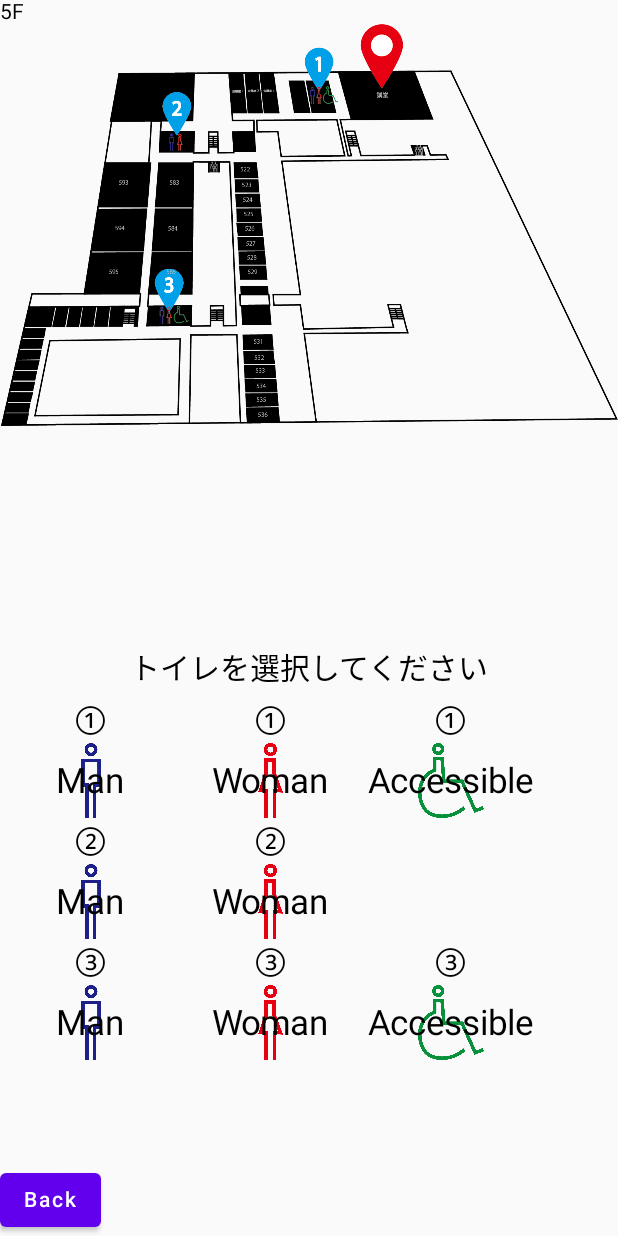
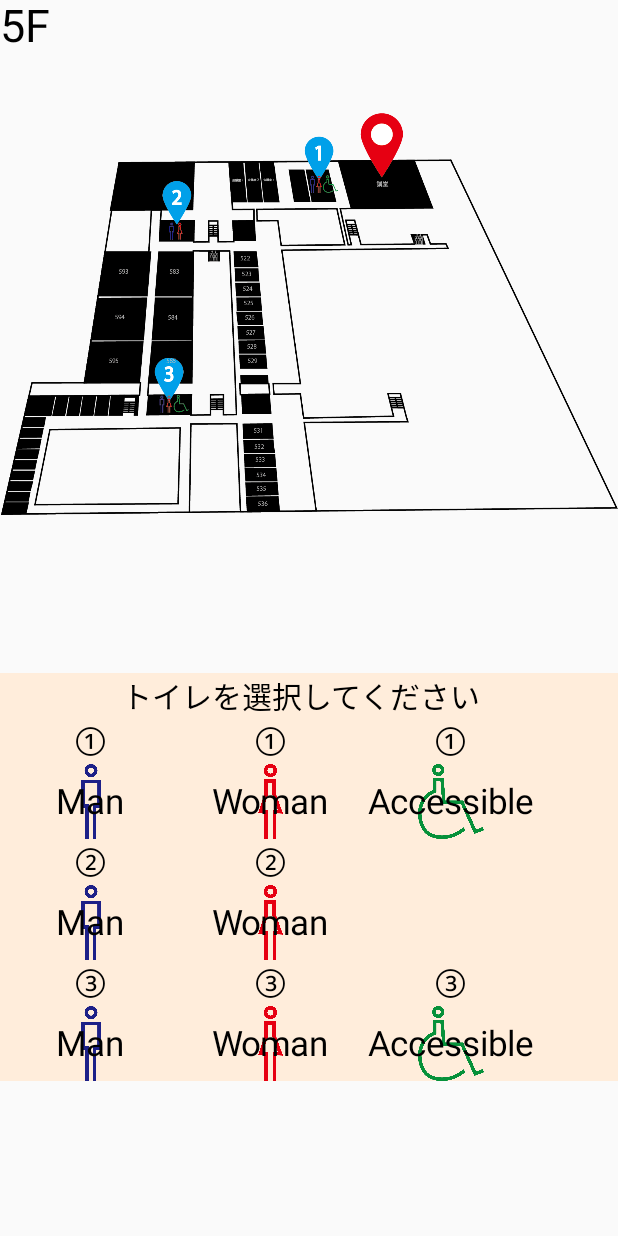
Before and after one commit to p2hacks2022/pre-team01, an Android app built with Jetpack Compose: the screen it shows after launch (MainActivity), after a tap on "5F", on a phone screen of 412 x 824 dp. Run offline under Robolectric (Android 15) with nearby library versions, the phone set to English and light mode, and no system bars.

Commit message:
toilet1screenfix2andmore

```diff
--- a/app/src/main/java/com/example/myapplication/EachStairScreen.kt
+++ b/app/src/main/java/com/example/myapplication/EachStairScreen.kt
@@ -3,6 +3,7 @@ package com.example.myapplication
 import IconButtonGender
 import IconButtonToilet
 import androidx.compose.foundation.Image
+import androidx.compose.foundation.background
 import androidx.compose.foundation.horizontalScroll
 import androidx.compose.foundation.layout.*
 import androidx.compose.material.Button
@@ -10,6 +11,7 @@ import androidx.compose.material.Text
 import androidx.compose.runtime.Composable
 import androidx.compose.ui.Alignment
 import androidx.compose.ui.Modifier
+import androidx.compose.ui.graphics.Color
 import androidx.compose.ui.res.painterResource
 import androidx.compose.ui.text.style.TextAlign
 import androidx.compose.ui.unit.dp
@@ -53,7 +55,7 @@ fun MainScreen(toNextScreen: (String) -> Unit = {}) {
         verticalArrangement = Arrangement.Bottom,
         horizontalAlignment = Alignment.CenterHorizontally
     ) {
-        IconButtonSample_rank(R.drawable.a, "rank") { toNextScreen("rank") }
+        IconButtonSample_rank(R.drawable.toileranking, "rank") { toNextScreen("rank") }
     }
 }
 
@@ -106,58 +108,97 @@ fun Screen5F(toNextScreen: (String) -> Unit = {}) {
         Modifier
             .fillMaxSize()
     ) {
-        Text(text = "5F")
-        ZoomImageSample()
+        Text(text = "5F", fontSize = 30.sp)
 
-
-        Row(
+        Box(
             modifier = Modifier
-                .padding(top = 145.dp)
-                .fillMaxWidth(),
-            horizontalArrangement = Arrangement.Center
-        ){
-            Text(text = "トイレを選択してください", fontSize = 20.sp)
+                .padding(top = 40.dp)
+        ) {
+            ZoomImageSample()
         }
 
         Row(
             modifier = Modifier
-                .padding(top = 5.dp)
-                .fillMaxWidth(),
-            //horizontalArrangement = Arrangement.SpaceEvenly
+                .padding(top = 105.dp)
+                .fillMaxWidth()
+                .background(Color(0xFFFFEDDB)),
+            horizontalArrangement = Arrangement.Center
         ) {
-
-            IconButtonGender(number = "①", gender = "Man", fontSize = fontSize, file = R.drawable.man){ toNextScreen("toilet1") }
-
-            IconButtonGender(number = "①", gender = "Woman", fontSize = fontSize, file = R.drawable.woman)
-            IconButtonGender(number = "①", gender = "Accessible", fontSize = fontSize, file = R.drawable.wheelchair_man)
+            Text(text = "トイレを選択してください", fontSize = 20.sp, modifier = Modifier.padding(end = 10.dp))
         }
 
         Row(
             modifier = Modifier
-                .fillMaxWidth(),
-            //horizontalArrangement = Arrangement.SpaceEvenly,
+                .fillMaxWidth()
+                .background(Color(0xFFFFEDDB))
+            //horizontalArrangement = Arrangement.SpaceEvenly
         ) {
-            IconButtonGender(number = "②", gender = "Man", fontSize = fontSize, file = R.drawable.man)
-            IconButtonGender(number = "②", gender = "Woman", fontSize = fontSize, file = R.drawable.woman)
+
+            IconButtonGender(
+                number = "①",
+                gender = "Man",
+                fontSize = fontSize,
+                file = R.drawable.man
+            ) { toNextScreen("toilet1") }
+
+            IconButtonGender(
+                number = "①",
+                gender = "Woman",
+                fontSize = fontSize,
+                file = R.drawable.woman
+            ){ toNextScreen("toilet2")}
+            IconButtonGender(
+                number = "①",
+                gender = "Accessible",
+                fontSize = fontSize,
+                file = R.drawable.wheelchair_man
+            )
         }
 
         Row(
             modifier = Modifier
-                .fillMaxWidth(),
+                .fillMaxWidth()
+                .background(Color(0xFFFFEDDB)),
             //horizontalArrangement = Arrangement.SpaceEvenly,
         ) {
-            IconButtonGender(number = "③", gender = "Man", fontSize = fontSize, file = R.drawable.man)
-            IconButtonGender(number = "③", gender = "Woman", fontSize = fontSize, file = R.drawable.woman)
-            IconButtonGender(number = "③", gender = "Accessible", fontSize = fontSize, file = R.drawable.wheelchair_man)
+            IconButtonGender(
+                number = "②",
+                gender = "Man",
+                fontSize = fontSize,
+                file = R.drawable.man
+            )
+            IconButtonGender(
+                number = "②",
+                gender = "Woman",
+                fontSize = fontSize,
+                file = R.drawable.woman
+            )
         }
-    }
 
-    Column(
-        modifier = Modifier.fillMaxSize(),
-        verticalArrangement = Arrangement.Bottom
-    ) {
-        Button(onClick = { toNextScreen}) {
-            Text(text = "Back")
+        Row(
+            modifier = Modifier
+                .fillMaxWidth()
+                .background(Color(0xFFFFEDDB)),
+            //horizontalArrangement = Arrangement.SpaceEvenly,
+        ) {
+            IconButtonGender(
+                number = "③",
+                gender = "Man",
+                fontSize = fontSize,
+                file = R.drawable.man
+            )
+            IconButtonGender(
+                number = "③",
+                gender = "Woman",
+                fontSize = fontSize,
+                file = R.drawable.woman
+            )
+            IconButtonGender(
+                number = "③",
+                gender = "Accessible",
+                fontSize = fontSize,
+                file = R.drawable.wheelchair_man
+            )
         }
     }
 }
--- a/app/src/main/java/com/example/myapplication/IconButton.kt
+++ b/app/src/main/java/com/example/myapplication/IconButton.kt
@@ -1,13 +1,16 @@
 package com.example.myapplication.ui.theme
 
 import androidx.compose.foundation.Image
-import androidx.compose.foundation.layout.height
-import androidx.compose.foundation.layout.padding
-import androidx.compose.foundation.layout.size
-import androidx.compose.foundation.layout.width
+import androidx.compose.foundation.background
+import androidx.compose.foundation.border
+import androidx.compose.foundation.layout.*
+import androidx.compose.foundation.shape.RoundedCornerShape
 import androidx.compose.material.IconButton
 import androidx.compose.runtime.Composable
+import androidx.compose.ui.Alignment
 import androidx.compose.ui.Modifier
+import androidx.compose.ui.draw.clip
+import androidx.compose.ui.graphics.Color
 import androidx.compose.ui.res.painterResource
 import androidx.compose.ui.unit.dp
 
@@ -116,10 +119,25 @@ fun IconButtonSample_R2F(fileid: Int, filedescription: String, toNextScreen: (St
 
 @Composable
 fun IconButtonSample_rank(fileid: Int, filedescription: String, toNextScreen: (String) -> Unit = {}) {
-    IconButton(onClick = { toNextScreen("rank") }) {
-        Image(
-            painter = painterResource(fileid),
-            contentDescription = filedescription
-        )
+    Box(
+        contentAlignment = Alignment.Center,
+        modifier = Modifier
+            .width(220.dp)
+            .height(80.dp)
+            .clip(RoundedCornerShape(10.dp))
+            .background(Color(0x00000000))
+            .border(width = 2.dp, color = Color.DarkGray, shape = RoundedCornerShape(10.dp))
+    ) {
+        IconButton(
+            onClick = { toNextScreen("rank") },
+            modifier = Modifier
+                .width(200.dp)
+                .height(100.dp)
+        ) {
+            Image(
+                painter = painterResource(fileid),
+                contentDescription = filedescription,
+            )
+        }
     }
 }
```
Also changed, not shown: app/src/main/java/com/example/myapplication/EachTiletScreen.kt (+50 -31 lines), app/src/main/java/com/example/myapplication/Scroll.kt (+12 -12 lines), app/src/main/java/com/example/myapplication/ScrollPicture.kt (+6 -5 lines), app/src/main/res/drawable-v24/large_urinal_no1_batu.png (added), app/src/main/res/drawable-v24/noimage.png (added), app/src/main/res/drawable-v24/toilet5f_1.jpg (added), app/src/main/res/drawable-v24/toilet5f_1_dai.jpg (added), app/src/main/res/drawable-v24/toilet5f_1_shou.jpg (added), app/src/main/res/drawable-v24/toilet5f_2_dai.jpg (added), app/src/main/res/drawable-v24/toilet5f_2_door.jpg (added), app/src/main/res/drawable-v24/toilet5f_2_shou.jpg (added), app/src/main/res/drawable-v24/toilet5f_3_dai.jpg (added), app/src/main/res/drawable-v24/toilet5f_3_door.jpg (added), app/src/main/res/drawable-v24/toilet5f_3_door_w.jpg (added), 4 more files.
